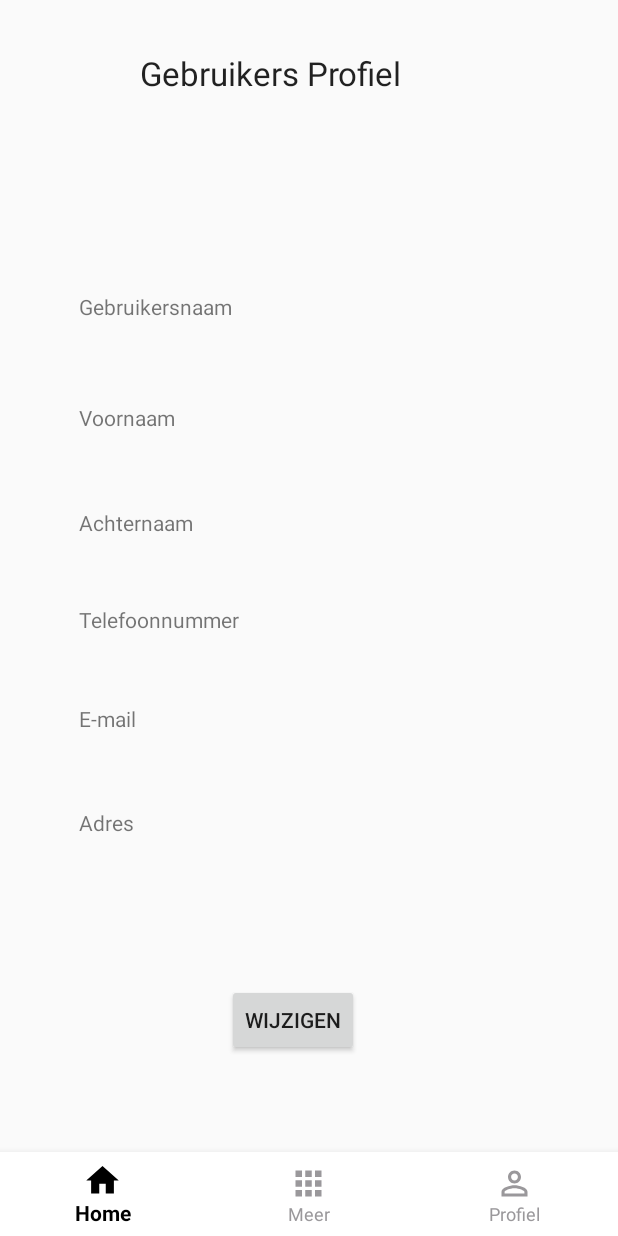
After one commit to tanpantaan26/banksysteem, an Android app: the fragment ProfielFragment placed in its activity, on a phone screen of 412 x 824 dp. The commit adds this screen. Run offline under Robolectric (Android 15) with nearby library versions, the phone set to English and light mode, and no system bars; Roboto replaces fonts that are not available here.

Commit message:
Gebruikersprofiel fragment aangemaakt

```diff
--- a/app/build.gradle
+++ b/app/build.gradle
@@ -23,6 +23,7 @@ dependencies {
     implementation 'com.android.support:appcompat-v7:28.0.0'
     implementation 'com.android.support:design:28.0.0'
     implementation 'com.android.support.constraint:constraint-layout:1.1.3'
+    implementation 'com.android.support:support-v4:28.0.0'
     testImplementation 'junit:junit:4.12'
     androidTestImplementation 'com.android.support.test:runner:1.0.2'
     androidTestImplementation 'com.android.support.test.espresso:espresso-core:3.0.2'
--- a/app/src/main/AndroidManifest.xml
+++ b/app/src/main/AndroidManifest.xml
@@ -9,10 +9,7 @@
         android:roundIcon="@mipmap/ic_launcher_round"
         android:supportsRtl="true"
         android:theme="@style/AppTheme">
-
-
         <activity android:name=".Controller.LoginActivity">
-
             <intent-filter>
                 <action android:name="android.intent.action.MAIN" />
 
@@ -20,9 +17,8 @@
             </intent-filter>
         </activity>
         <activity android:name=".Controller.MainActivity" />
-        <activity android:name=".Controller.RegistreerActivity"></activity>
-        <activity android:name=".Controller.InfoActivity"></activity>
-
+        <activity android:name=".Controller.RegistreerActivity" />
+        <activity android:name=".Controller.InfoActivity" />
 
         <meta-data
             android:name="preloaded_fonts"
--- a/app/src/main/java/com/example/banksysteem/Controller/MainActivity.java
+++ b/app/src/main/java/com/example/banksysteem/Controller/MainActivity.java
@@ -28,6 +28,9 @@ public class MainActivity extends AppCompatActivity {
                 case R.id.nav_more:
                     manager.beginTransaction().replace(R.id.main_fragment_container, new MeerFragment()).commit();
                     break;
+                case R.id.nav_profile:
+                    manager.beginTransaction().replace(R.id.main_fragment_container, new ProfielFragment()).commit();
+                    break;
             }
             return true;
         }
--- /dev/null
+++ b/app/src/main/java/com/example/banksysteem/Controller/ProfielFragment.java
@@ -0,0 +1,21 @@
+package com.example.banksysteem.Controller;
+
+import android.support.annotation.NonNull;
+import android.support.annotation.Nullable;
+import android.support.v4.app.Fragment;
+import android.support.v7.app.AppCompatActivity;
+import android.os.Bundle;
+import android.view.LayoutInflater;
+import android.view.View;
+import android.view.ViewGroup;
+
+import com.example.banksysteem.R;
+
+public class ProfielFragment extends Fragment {
+
+    @Nullable
+    @Override
+    public View onCreateView(@NonNull LayoutInflater inflater, @Nullable ViewGroup container, @Nullable Bundle savedInstanceState) {
+        return inflater.inflate(R.layout.profiel_fragment, container, false);
+    }
+}
--- a/app/src/main/res/layout/activity_main.xml
+++ b/app/src/main/res/layout/activity_main.xml
@@ -15,12 +15,12 @@
         app:layout_constraintTop_toTopOf="parent"
         android:orientation="vertical">
 
+
         <FrameLayout
             android:id="@+id/main_fragment_container"
             android:layout_width="match_parent"
             android:layout_height="match_parent"
-            android:layout_above="@id/bottom_navigation"/>
-
+            android:layout_above="@id/bottom_navigation" />
 
         <android.support.design.widget.BottomNavigationView
             android:id="@+id/bottom_navigation"
--- /dev/null
+++ b/app/src/main/res/layout/profiel_fragment.xml
@@ -0,0 +1,130 @@
+<?xml version="1.0" encoding="utf-8"?>
+<android.support.constraint.ConstraintLayout xmlns:android="http://schemas.android.com/apk/res/android"
+    xmlns:app="http://schemas.android.com/apk/res-auto"
+    xmlns:tools="http://schemas.android.com/tools"
+    android:layout_width="match_parent"
+    android:layout_height="match_parent"
+    tools:context=".Controller.ProfielFragment">
+
+    <TextView
+        android:id="@+id/voornaamView"
+        android:layout_width="306dp"
+        android:layout_height="46dp"
+        android:layout_marginStart="8dp"
+        android:layout_marginEnd="8dp"
+        android:layout_marginBottom="8dp"
+        android:text="Voornaam"
+        app:layout_constraintBottom_toBottomOf="parent"
+        app:layout_constraintEnd_toEndOf="parent"
+        app:layout_constraintHorizontal_bias="0.494"
+        app:layout_constraintStart_toStartOf="parent"
+        app:layout_constraintTop_toTopOf="parent"
+        app:layout_constraintVertical_bias="0.376" />
+
+    <TextView
+        android:id="@+id/achternaamView"
+        android:layout_width="306dp"
+        android:layout_height="46dp"
+        android:layout_marginStart="8dp"
+        android:layout_marginEnd="8dp"
+        android:layout_marginBottom="8dp"
+        android:text="Achternaam"
+        app:layout_constraintBottom_toBottomOf="parent"
+        app:layout_constraintEnd_toEndOf="parent"
+        app:layout_constraintHorizontal_bias="0.494"
+        app:layout_constraintStart_toStartOf="parent"
+        app:layout_constraintTop_toTopOf="parent"
+        app:layout_constraintVertical_bias="0.474" />
+
+    <TextView
+        android:id="@+id/adresView"
+        android:layout_width="306dp"
+        android:layout_height="46dp"
+        android:layout_marginStart="8dp"
+        android:layout_marginEnd="8dp"
+        android:layout_marginBottom="8dp"
+        android:text="Adres"
+        app:layout_constraintBottom_toBottomOf="parent"
+        app:layout_constraintEnd_toEndOf="parent"
+        app:layout_constraintHorizontal_bias="0.494"
+        app:layout_constraintStart_toStartOf="parent"
+        app:layout_constraintTop_toTopOf="parent"
+        app:layout_constraintVertical_bias="0.754" />
+
+    <TextView
+        android:id="@+id/emailView"
+        android:layout_width="306dp"
+        android:layout_height="46dp"
+        android:layout_marginStart="8dp"
+        android:layout_marginEnd="8dp"
+        android:layout_marginBottom="8dp"
+        android:text="E-mail"
+        app:layout_constraintBottom_toBottomOf="parent"
+        app:layout_constraintEnd_toEndOf="parent"
+        app:layout_constraintHorizontal_bias="0.494"
+        app:layout_constraintStart_toStartOf="parent"
+        app:layout_constraintTop_toTopOf="parent"
+        app:layout_constraintVertical_bias="0.657" />
+
+    <TextView
+        android:id="@+id/telefoonView"
+        android:layout_width="306dp"
+        android:layout_height="46dp"
+        android:layout_marginStart="8dp"
+        android:layout_marginEnd="8dp"
+        android:layout_marginBottom="8dp"
+        android:text="Telefoonnummer"
+        app:layout_constraintBottom_toBottomOf="parent"
+        app:layout_constraintEnd_toEndOf="parent"
+        app:layout_constraintHorizontal_bias="0.494"
+        app:layout_constraintStart_toStartOf="parent"
+        app:layout_constraintTop_toTopOf="parent"
+        app:layout_constraintVertical_bias="0.565" />
+
+    <TextView
+        android:id="@+id/usernameView"
+        android:layout_width="306dp"
+        android:layout_height="46dp"
+        android:layout_marginStart="8dp"
+        android:layout_marginEnd="8dp"
+        android:layout_marginBottom="8dp"
+        android:text="Gebruikersnaam"
+        app:layout_constraintBottom_toBottomOf="parent"
+        app:layout_constraintEnd_toEndOf="parent"
+        app:layout_constraintHorizontal_bias="0.494"
+        app:layout_constraintStart_toStartOf="parent"
+        app:layout_constraintTop_toTopOf="parent"
+        app:layout_constraintVertical_bias="0.273" />
+
+    <TextView
+        android:id="@+id/fragmentTitle"
+        android:layout_width="214dp"
+        android:layout_height="59dp"
+        android:layout_marginStart="8dp"
+        android:layout_marginTop="8dp"
+        android:layout_marginEnd="8dp"
+        android:text="Gebruikers Profiel"
+        android:textAppearance="@style/TextAppearance.AppCompat.Large"
+        app:layout_constraintBottom_toBottomOf="parent"
+        app:layout_constraintEnd_toEndOf="parent"
+        app:layout_constraintHorizontal_bias="0.47"
+        app:layout_constraintStart_toStartOf="parent"
+        app:layout_constraintTop_toTopOf="parent"
+        app:layout_constraintVertical_bias="0.037" />
+
+    <Button
+        android:id="@+id/editButton"
+        android:layout_width="wrap_content"
+        android:layout_height="wrap_content"
+        android:layout_marginStart="8dp"
+        android:layout_marginTop="8dp"
+        android:layout_marginEnd="8dp"
+        android:layout_marginBottom="8dp"
+        android:text="Wijzigen"
+        app:layout_constraintBottom_toBottomOf="parent"
+        app:layout_constraintEnd_toEndOf="parent"
+        app:layout_constraintHorizontal_bias="0.465"
+        app:layout_constraintStart_toStartOf="parent"
+        app:layout_constraintTop_toTopOf="parent"
+        app:layout_constraintVertical_bias="0.92" />
+</android.support.constraint.ConstraintLayout>
--- a/app/src/main/res/menu/bottom_navigation.xml
+++ b/app/src/main/res/menu/bottom_navigation.xml
@@ -10,5 +10,9 @@
         android:id="@+id/nav_more"
         android:icon="@drawable/ic_apps_black_24dp"
         android:title= "Meer"/>
+    <item
+        android:id="@+id/nav_profile"
+        android:icon="@drawable/ic_perm_identity_black_24dp"
+        android:title= "Profiel"/>1
 
 </menu>
--- a/app/src/main/res/values/strings.xml
+++ b/app/src/main/res/values/strings.xml
@@ -6,4 +6,7 @@
     <string name="loginactivity_hintWachtwoord">Wachtwoord</string>
     <string name="loginactivity_registreren">REGISTREREN</string>
     <string name="loginactivity_meerInfo">Meer info?</string>
+
+    <!-- TODO: Remove or change this placeholder text -->
+    <string name="hello_blank_fragment">Hello blank fragment</string>
 </resources>
```
